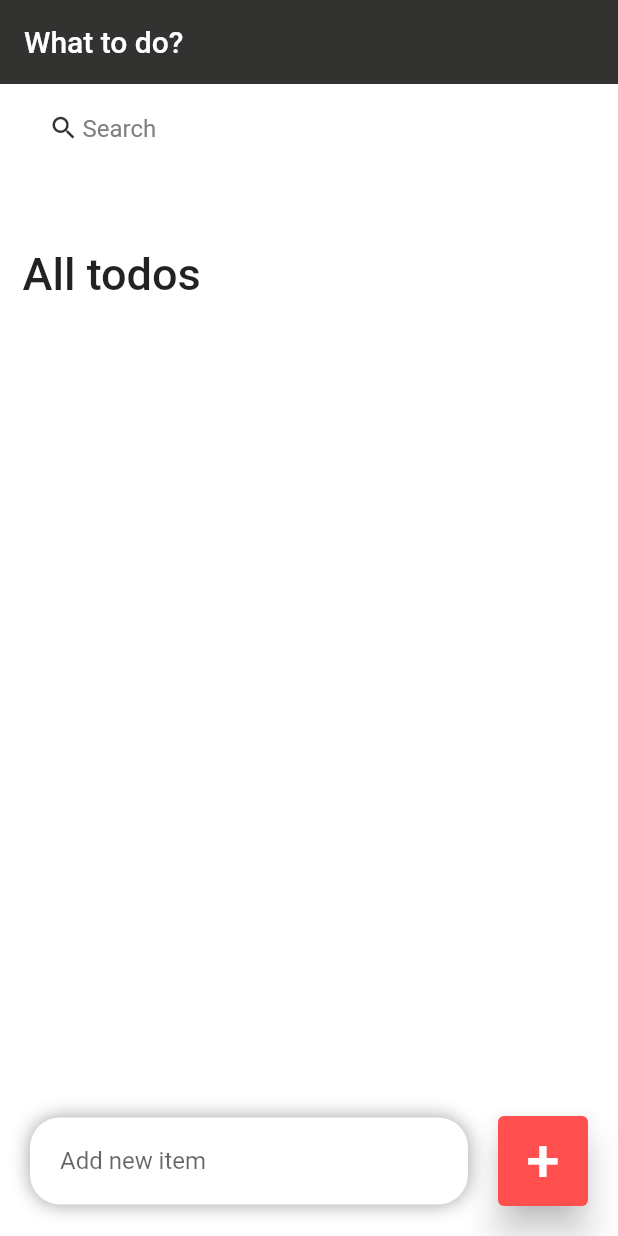
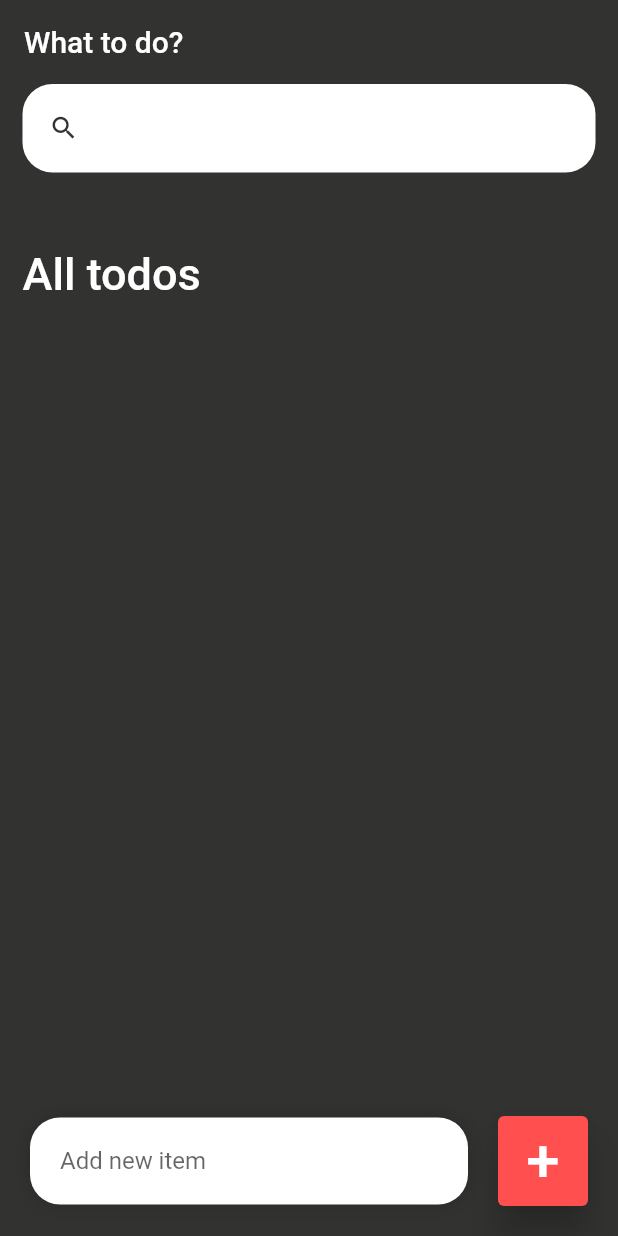
Before and after one commit to riqi3/ToDo-List, a Flutter app: the screen it shows after launch, on a phone screen of 412 x 824 dp. Run offline on Flutter 3.47's test engine with Material 2 defaults, Android fonts, the phone set to English and light mode, and no system bars.

Commit message:
3rd commit: finished product

```diff
--- a/lib/constants/colors.dart
+++ b/lib/constants/colors.dart
@@ -3,5 +3,6 @@ import 'package:flutter/material.dart';
 const Color bg = Color (0xFFffffff);
 const Color grey = Color (0xFF808080);
 const Color black1 = Color(0xFF323231);
+const Color grey1 = Color.fromARGB(255, 41, 41, 41);
 
 const Color red = Color(0xFFff4f4f);
--- a/lib/screens/home.dart
+++ b/lib/screens/home.dart
@@ -26,7 +26,7 @@ class HomeScreenState extends State<HomeScreen> {
   @override
   Widget build(BuildContext context) {
     return Scaffold(
-      backgroundColor: bg,
+      backgroundColor: black1,
       appBar: _buildAppBar(),
       body: Stack(
         children: [
@@ -43,7 +43,9 @@ class HomeScreenState extends State<HomeScreen> {
                         child: Text(
                           'All todos',
                           style: TextStyle(
+                            color: bg,
                               fontSize: 30, fontWeight: FontWeight.w500),
+
                         ),
                       ),
                       for (ToDo todoo in _foundToDo)
@@ -70,7 +72,7 @@ class HomeScreenState extends State<HomeScreen> {
                       color: Colors.white,
                       boxShadow: const [
                         BoxShadow(
-                          color: Colors.grey,
+                          color: grey1,
                           offset: Offset(0.0, 0.0),
                           blurRadius: 10.0,
                           spreadRadius: 0.0,
@@ -130,6 +132,9 @@ class HomeScreenState extends State<HomeScreen> {
   }
 
   void _addToDoItem(String todo) {
+    if (todo.isEmpty){
+      return;
+    }
     setState(() {
       todosList.add(ToDo(
         id: DateTime.now().millisecondsSinceEpoch.toString(),
@@ -173,7 +178,7 @@ class HomeScreenState extends State<HomeScreen> {
           prefixIconConstraints: BoxConstraints(maxHeight: 20, minWidth: 25),
           border: InputBorder.none,
           hintText: 'Search',
-          hintStyle: TextStyle(color: grey),
+          hintStyle: TextStyle(color: bg),
         ),
       ),
     );
```
